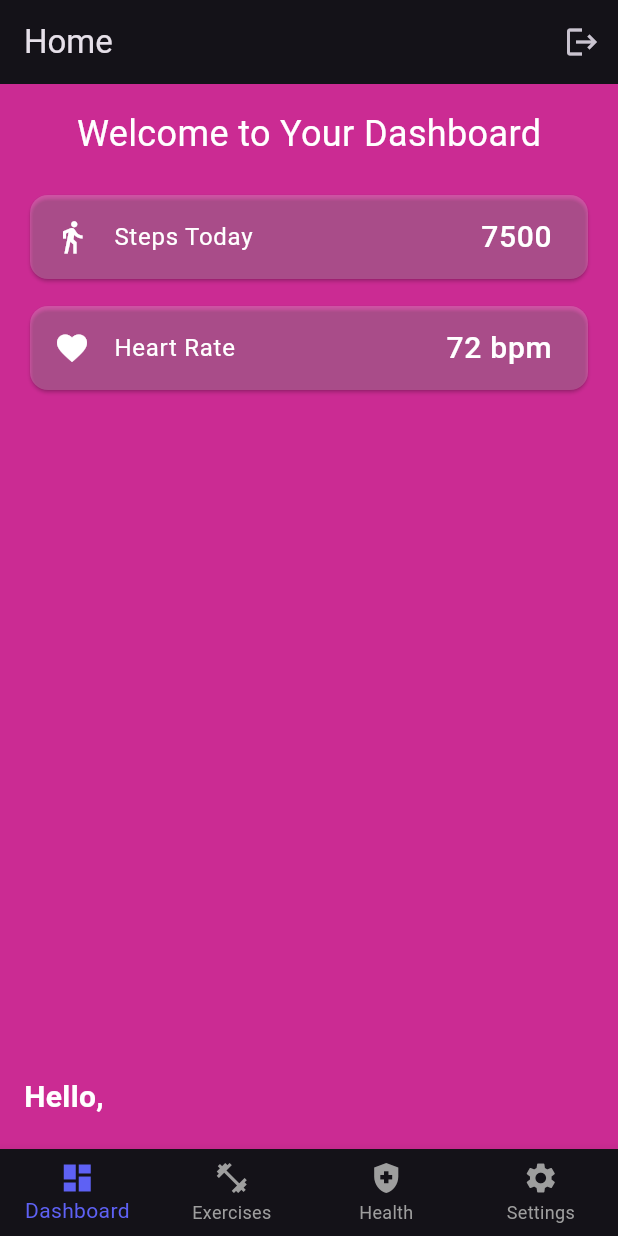
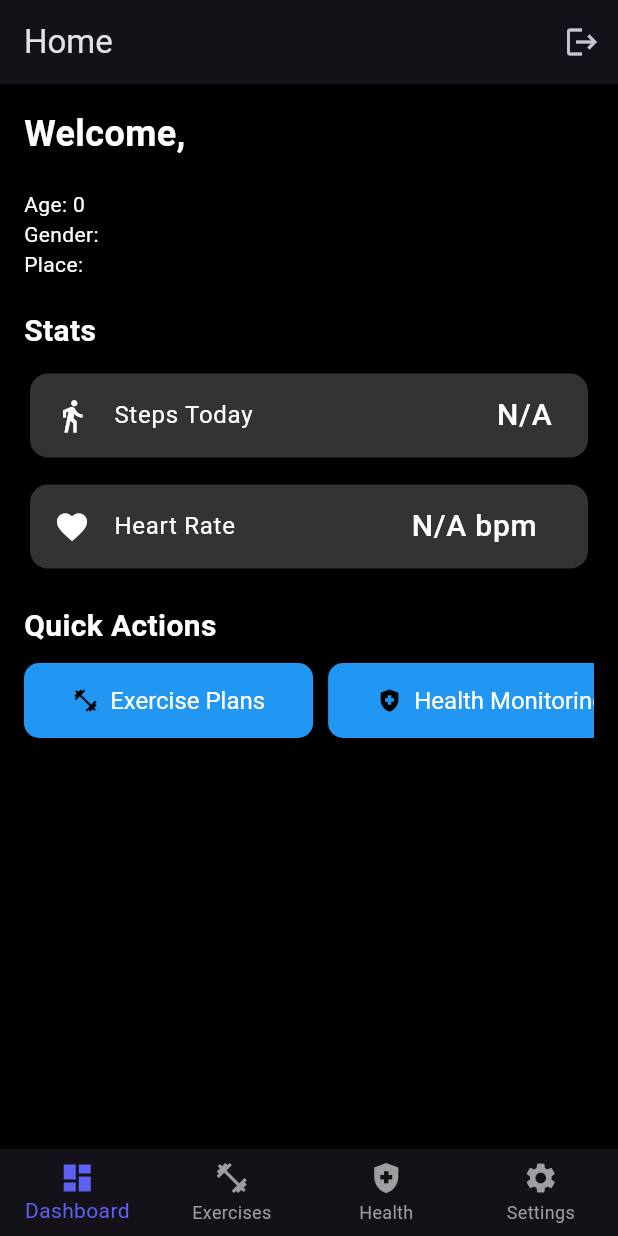
Before and after one commit to lekkalaharsha/technoteam, a Flutter app: the screen it shows once a user with an empty profile is signed in, on a phone screen of 412 x 824 dp. Run offline on Flutter 3.47's test engine with Material 3 defaults, Android fonts, the phone set to English and light mode, and no system bars; our stand-ins replace cloud_firestore, firebase_auth, firebase_core, firebase_database; accounts and stored records are empty.

Commit message:
dashboard

```diff
--- a/lib/dashboard_page.dart
+++ b/lib/dashboard_page.dart
@@ -1,21 +1,82 @@
 import 'package:flutter/material.dart';
+import 'package:cloud_firestore/cloud_firestore.dart';
+import 'package:firebase_auth/firebase_auth.dart';
 
-class DashboardPage extends StatelessWidget {
+class DashboardPage extends StatefulWidget {
+  @override
+  _DashboardPageState createState() => _DashboardPageState();
+}
+
+class _DashboardPageState extends State<DashboardPage> {
+  User? user;
+  Map<String, dynamic>? userData;
+
+  @override
+  void initState() {
+    super.initState();
+    _loadUserData();
+  }
+
+  void _loadUserData() async {
+    user = FirebaseAuth.instance.currentUser;
+    if (user != null) {
+      DocumentSnapshot userDoc =
+          await FirebaseFirestore.instance.collection('users').doc(user!.uid).get();
+      setState(() {
+        userData = userDoc.data() as Map<String, dynamic>?;
+      });
+    }
+  }
+
   @override
   Widget build(BuildContext context) {
-    // Example health metrics
-    final int steps = 7500;
-    final int heartRate = 72;
-
-    return Padding(
+    return Scaffold(
+      backgroundColor: Colors.black, // Set background color for better contrast
+      body: SingleChildScrollView(
         padding: const EdgeInsets.all(16.0),
         child: Column(
+          crossAxisAlignment: CrossAxisAlignment.start,
           children: [
+            // Welcome Message
             Text(
-            'Welcome to Your Dashboard',
-            style: TextStyle(fontSize: 24, color: Colors.white),
+              'Welcome, ${userData?['userName'] ?? 'User'}',
+              style: TextStyle(
+                fontSize: 24,
+                fontWeight: FontWeight.bold,
+                color: Colors.white,
+              ),
             ),
             SizedBox(height: 20),
+            // Display User Details
+            if (userData != null) ...[
+              Text('Age: ${userData?['age'] ?? 'N/A'}', style: TextStyle(color: Colors.white)),
+              Text('Gender: ${userData?['gender'] ?? 'N/A'}', style: TextStyle(color: Colors.white)),
+              Text('Place: ${userData?['place'] ?? 'N/A'}', style: TextStyle(color: Colors.white)),
+            ],
+            SizedBox(height: 20),
+            // Stats Section
+            Text(
+              'Stats',
+              style: TextStyle(
+                fontSize: 20,
+                fontWeight: FontWeight.bold,
+                color: Colors.white,
+              ),
+            ),
+            SizedBox(height: 10),
+            StreamBuilder<DocumentSnapshot>(
+              stream: FirebaseFirestore.instance.collection('users').doc(user!.uid).collection('stats').doc('daily').snapshots(),
+              builder: (context, snapshot) {
+                if (!snapshot.hasData) {
+                  return Center(child: CircularProgressIndicator());
+                }
+
+                var statsData = snapshot.data?.data() as Map<String, dynamic>?;
+                var steps = statsData?['steps'] ?? 'N/A';
+                var heartRate = statsData?['heartRate'] ?? 'N/A';
+
+                return Column(
+                  children: [
                     Card(
                       color: Colors.white.withOpacity(0.2),
                       shape: RoundedRectangleBorder(
@@ -45,14 +106,79 @@ class DashboardPage extends StatelessWidget {
                           'Heart Rate',
                           style: TextStyle(color: Colors.white),
                         ),
-              trailing: Text(
+                        trailing: Row(
+                          mainAxisSize: MainAxisSize.min,
+                          children: [
+                            Text(
                               '$heartRate bpm',
                               style: TextStyle(color: Colors.white, fontSize: 20),
                             ),
+                            SizedBox(width: 10),
+                            if (heartRate is int && heartRate > 100) // Adjust the threshold as needed
+                              Icon(Icons.warning, color: Colors.red),
+                          ],
                         ),
                       ),
-          // Add more metrics as needed
+                    ),
                   ],
+                );
+              },
+            ),
+            SizedBox(height: 20),
+            // Quick Actions Section
+
+            Text(
+              'Quick Actions',
+              style: TextStyle(
+                fontSize: 20,
+                fontWeight: FontWeight.bold,
+                color: Colors.white,
+              ),
+            ),
+            SizedBox(height: 10),
+             SizedBox(
+              height: 50,
+              child: ListView(
+                scrollDirection: Axis.horizontal,
+                children: [
+                  _buildQuickActionButton(
+                    'Exercise Plans',
+                    Icons.fitness_center,
+                    () {
+                      Navigator.pushNamed(context, '/exercise');
+                    },
+                  ),
+                  SizedBox(width: 10),
+                  _buildQuickActionButton(
+                    'Health Monitoring',
+                    Icons.health_and_safety,
+                    () {
+                      Navigator.pushNamed(context, '/health');
+                    },
+                  ),
+                  // Add more quick action buttons here
+                ],
+              ),
+            ),
+
+          ],
+        ),
+      ),
+    );
+  }
+
+  Widget _buildQuickActionButton(String title, IconData icon, VoidCallback onPressed) {
+    return ElevatedButton.icon(
+      onPressed: onPressed,
+      icon: Icon(icon, color: const Color.fromARGB(255, 4, 3, 3)),
+      label: Text(title, style: TextStyle(color: Colors.white)),
+      style: ElevatedButton.styleFrom(
+        backgroundColor: Colors.blue, // Background color
+        minimumSize: Size(150, 50), // Set a minimum size for the buttons
+        textStyle: TextStyle(fontSize: 16), // Text style for the buttons
+        shape: RoundedRectangleBorder(
+          borderRadius: BorderRadius.circular(10), // Rounded corners
+        ),
       ),
     );
   }
--- /dev/null
+++ b/lib/firabse.dart
@@ -0,0 +1,5 @@
+import 'package:firebase_core/firebase_core.dart';
+import 'package:firebase_database/firebase_database.dart';
+FirebaseDatabase database = FirebaseDatabase.instance;
+final firebaseApp = Firebase.app();
+final rtdb = FirebaseDatabase.instanceFor(app: firebaseApp, databaseURL: 'https://harsha-3a181-default-rtdb.firebaseio.com/');
--- a/lib/health_monitoring_page.dart
+++ b/lib/health_monitoring_page.dart
@@ -3,7 +3,8 @@ import 'package:flutter/material.dart';
 class HealthMonitoringPage extends StatelessWidget {
   @override
   Widget build(BuildContext context) {
-    return Center(
+    return const Center(
+
       child: Text(
         'Health Monitoring',
         style: TextStyle(fontSize: 24, color: Colors.white),
--- a/lib/home_page.dart
+++ b/lib/home_page.dart
@@ -77,17 +77,17 @@ class _HomePageState extends State<HomePage> {
           Expanded(
             child: _children[_currentIndex], // Display the selected page
           ),
-          SizedBox(height: 20),
+
           if (userData != null) ...[
-            Padding(
-              padding: const EdgeInsets.symmetric(horizontal: 16.0),
-              child: Text(
-                'Hello, ${userData?['userName'] ?? 'User'}',
-                style: TextStyle(fontSize: 20, fontWeight: FontWeight.bold,color: Colors.white),
-              ),
-            ),
+            // Padding(
+            //   padding: const EdgeInsets.symmetric(horizontal: 16.0),
+            //   child: Text(
+            //     'Hello, ${userData?['userName'] ?? 'User'}',
+            //     style: TextStyle(fontSize: 20, fontWeight: FontWeight.bold,color: Colors.white),
+            //   ),
+            // ),
           ],
-          SizedBox(height: 20),
+
         ],
       ),
       bottomNavigationBar: BottomNavigationBar(
--- a/pubspec.yaml
+++ b/pubspec.yaml
@@ -40,6 +40,7 @@ dependencies:
   firebase_auth: ^4.15.2
   dash_chat_2: ^0.0.21
   cloud_firestore:
+  firebase_database: ^10.4.0
 
 dev_dependencies:
   flutter_test:
```
Also changed, not shown: pubspec.lock, 1 other file. Lines whose indentation alone changed are shown as unchanged.
